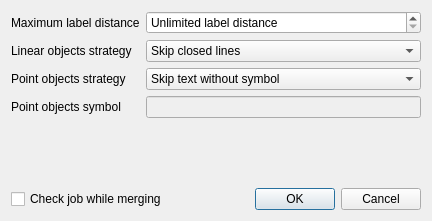
Above: proceeddialog.ui from Kuszki/EW-Builder before the change. Below: the same form after it.
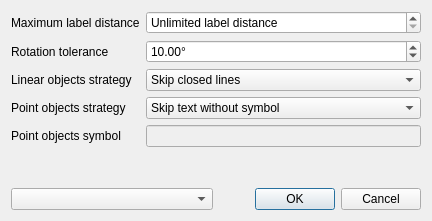
That is the form after the change. Icons and pictures are not drawn.

Patch:
```diff
--- a/proceeddialog.ui
+++ b/proceeddialog.ui
@@ -18,6 +18,13 @@
     <normaloff>.</normaloff>.</iconset>
   </property>
   <layout class="QGridLayout" name="gridLayout">
+   <item row="2" column="0">
+    <widget class="QLabel" name="lineLabel">
+     <property name="text">
+      <string>Linear objects strategy</string>
+     </property>
+    </widget>
+   </item>
    <item row="0" column="0">
     <widget class="QLabel" name="distanceLabel">
      <property name="text">
@@ -25,30 +32,7 @@
      </property>
     </widget>
    </item>
-   <item row="0" column="1">
-    <widget class="QDoubleSpinBox" name="distanceSpin">
-     <property name="specialValueText">
-      <string>Unlimited label distance</string>
-     </property>
-     <property name="suffix">
-      <string> m</string>
-     </property>
-     <property name="maximum">
-      <double>10.000000000000000</double>
-     </property>
-     <property name="singleStep">
-      <double>0.010000000000000</double>
-     </property>
-    </widget>
-   </item>
-   <item row="1" column="0">
-    <widget class="QLabel" name="lineLabel">
-     <property name="text">
-      <string>Linear objects strategy</string>
-     </property>
-    </widget>
-   </item>
-   <item row="1" column="1">
+   <item row="2" column="1">
     <widget class="QComboBox" name="lineCombo">
      <item>
       <property name="text">
@@ -62,47 +46,14 @@
      </item>
     </widget>
    </item>
-   <item row="2" column="0">
+   <item row="3" column="0">
     <widget class="QLabel" name="pointLabel">
      <property name="text">
       <string>Point objects strategy</string>
      </property>
     </widget>
    </item>
-   <item row="2" column="1">
-    <widget class="QComboBox" name="pointCombo">
-     <item>
-      <property name="text">
-       <string>Skip text without symbol</string>
-      </property>
-     </item>
-     <item>
-      <property name="text">
-       <string>Insert symbol to text</string>
-      </property>
-     </item>
-     <item>
-      <property name="text">
-       <string>Insert symbol near object</string>
-      </property>
-     </item>
-    </widget>
-   </item>
-   <item row="3" column="0">
-    <widget class="QLabel" name="symbolLabel">
-     <property name="text">
-      <string>Point objects symbol</string>
-     </property>
-    </widget>
-   </item>
-   <item row="3" column="1">
-    <widget class="QLineEdit" name="symbolEdit">
-     <property name="enabled">
-      <bool>false</bool>
-     </property>
-    </widget>
-   </item>
-   <item row="4" column="0" colspan="2">
+   <item row="5" column="0" colspan="2">
     <spacer name="verticalSpacer">
      <property name="orientation">
       <enum>Qt::Vertical</enum>
@@ -115,12 +66,64 @@
      </property>
     </spacer>
    </item>
-   <item row="5" column="0" colspan="2">
+   <item row="0" column="1">
+    <widget class="QDoubleSpinBox" name="distanceSpin">
+     <property name="specialValueText">
+      <string>Unlimited label distance</string>
+     </property>
+     <property name="suffix">
+      <string> m</string>
+     </property>
+     <property name="maximum">
+      <double>10.000000000000000</double>
+     </property>
+     <property name="singleStep">
+      <double>0.010000000000000</double>
+     </property>
+    </widget>
+   </item>
+   <item row="4" column="1">
+    <widget class="QLineEdit" name="symbolEdit">
+     <property name="enabled">
+      <bool>false</bool>
+     </property>
+    </widget>
+   </item>
+   <item row="3" column="1">
+    <widget class="QComboBox" name="pointCombo">
+     <item>
+      <property name="text">
+       <string>Skip text without symbol</string>
+      </property>
+     </item>
+     <item>
+      <property name="text">
+       <string>Insert symbol to text</string>
+      </property>
+     </item>
+     <item>
+      <property name="text">
+       <string>Insert symbol near object</string>
+      </property>
+     </item>
+    </widget>
+   </item>
+   <item row="4" column="0">
+    <widget class="QLabel" name="symbolLabel">
+     <property name="text">
+      <string>Point objects symbol</string>
+     </property>
+    </widget>
+   </item>
+   <item row="6" column="0" colspan="2">
     <layout class="QHBoxLayout" name="horizontalLayout">
      <item>
-      <widget class="QCheckBox" name="jobCheck">
-       <property name="text">
-        <string>Check job while merging</string>
+      <widget class="QComboBox" name="policyCombo">
+       <property name="sizePolicy">
+        <sizepolicy hsizetype="Expanding" vsizetype="Fixed">
+         <horstretch>0</horstretch>
+         <verstretch>0</verstretch>
+        </sizepolicy>
        </property>
       </widget>
      </item>
@@ -136,6 +139,26 @@
      </item>
     </layout>
    </item>
+   <item row="1" column="0">
+    <widget class="QLabel" name="label">
+     <property name="text">
+      <string>Rotation tolerance</string>
+     </property>
+    </widget>
+   </item>
+   <item row="1" column="1">
+    <widget class="QDoubleSpinBox" name="rotationSpin">
+     <property name="suffix">
+      <string>°</string>
+     </property>
+     <property name="maximum">
+      <double>180.000000000000000</double>
+     </property>
+     <property name="value">
+      <double>10.000000000000000</double>
+     </property>
+    </widget>
+   </item>
   </layout>
  </widget>
  <resources/>
```
